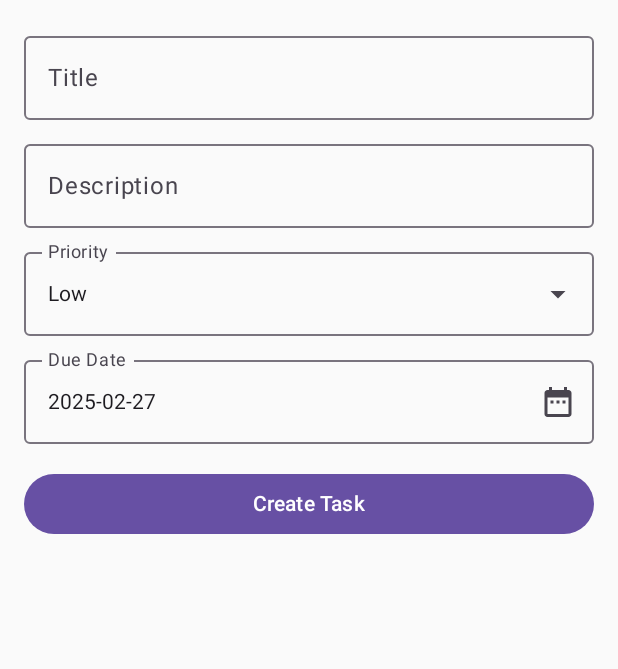
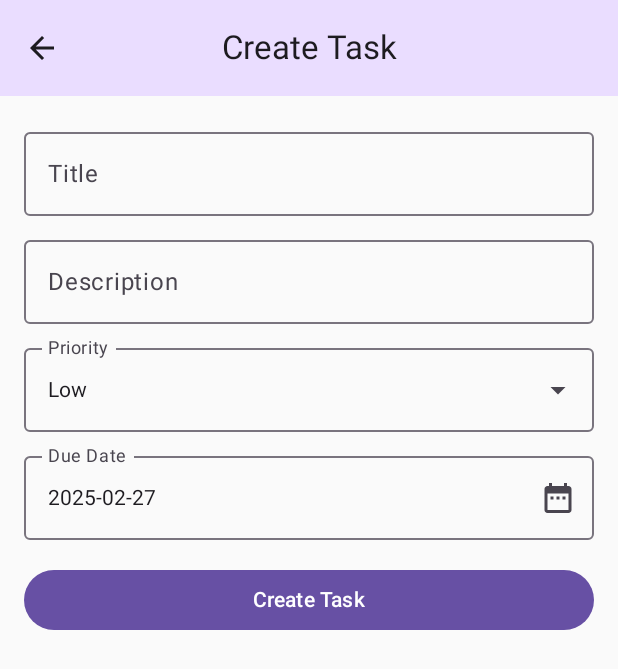
Before and after one commit to rulfox/taskmanager, an Android app built with Jetpack Compose: the TaskCreationScreen screen opened through its navigation route, on a phone screen of 412 x 824 dp. Shown: the top 669 px of the screen. Run offline under Robolectric (Android 15) with nearby library versions, the phone set to English and light mode, and no system bars; our stand-ins replace Dagger/Hilt's generated code, Timber.

```diff
--- a/app/src/main/java/com/aswin/taskmanager/MainActivity.kt
+++ b/app/src/main/java/com/aswin/taskmanager/MainActivity.kt
@@ -34,7 +34,7 @@ class MainActivity : ComponentActivity() {
                     })
                 }
                 composable<Screen.TaskCreationScreen> {
-                    TaskCreationScreen(onTaskCreated = {
+                    TaskCreationScreen(onBackPressed = {
                         navController.navigateUp()
                     })
                 }
--- a/app/src/main/java/com/aswin/taskmanager/feature/create/data/model/TaskCreationIntent.kt
+++ b/app/src/main/java/com/aswin/taskmanager/feature/create/data/model/TaskCreationIntent.kt
@@ -9,4 +9,5 @@ sealed class TaskCreationIntent {
     data class PriorityChanged(val newPriority: PriorityState) : TaskCreationIntent()
     data object CreateTask : TaskCreationIntent()
     data class ToggleDatePicker(val showDatePicker: Boolean): TaskCreationIntent()
+    data object OnBackPressed: TaskCreationIntent()
 }
--- a/app/src/main/java/com/aswin/taskmanager/feature/create/data/model/TaskCreationUiEvent.kt
+++ b/app/src/main/java/com/aswin/taskmanager/feature/create/data/model/TaskCreationUiEvent.kt
@@ -6,4 +6,5 @@ package com.aswin.taskmanager.feature.create.data.model
 sealed class TaskCreationUiEvent {
     data class TaskCreated(val message: String) : TaskCreationUiEvent()
     data class ShowError(val message: String) : TaskCreationUiEvent()
+    data object OnBackPressed: TaskCreationUiEvent()
 }
--- /dev/null
+++ b/app/src/main/java/com/aswin/taskmanager/feature/create/presentation/CreateTaskComposable.kt
@@ -0,0 +1,68 @@
+package com.aswin.taskmanager.feature.create.presentation
+
+import androidx.compose.foundation.clickable
+import androidx.compose.foundation.layout.Row
+import androidx.compose.foundation.layout.fillMaxWidth
+import androidx.compose.material.icons.Icons
+import androidx.compose.material.icons.automirrored.filled.ArrowBack
+import androidx.compose.material.icons.filled.MoreVert
+import androidx.compose.material3.ExperimentalMaterial3Api
+import androidx.compose.material3.Icon
+import androidx.compose.material3.IconButton
+import androidx.compose.material3.MaterialTheme
+import androidx.compose.material3.Text
+import androidx.compose.material3.TopAppBar
+import androidx.compose.material3.TopAppBarDefaults
+import androidx.compose.runtime.Composable
+import androidx.compose.runtime.getValue
+import androidx.compose.runtime.mutableStateOf
+import androidx.compose.runtime.remember
+import androidx.compose.runtime.setValue
+import androidx.compose.ui.Alignment
+import androidx.compose.ui.Modifier
+import androidx.compose.ui.draw.alpha
+import androidx.compose.ui.res.stringResource
+import androidx.compose.ui.text.style.TextAlign
+import com.aswin.taskmanager.R
+
+@OptIn(ExperimentalMaterial3Api::class)
+@Composable
+fun CreateTaskAppbar(onBackPressed: () -> Unit) {
+    var expanded by remember { mutableStateOf(false) }
+    TopAppBar(
+        title = {
+            Row (
+                verticalAlignment = Alignment.CenterVertically
+            ){
+                Text(
+                    modifier = Modifier.fillMaxWidth().weight(1f).clickable {
+                        onBackPressed()
+                    },
+                    text = stringResource(R.string.create_task),
+                    textAlign = TextAlign.Center
+                )
+            }
+        },
+        navigationIcon = {
+            IconButton(onClick = {
+                onBackPressed()
+            }) {
+                Icon(
+                    imageVector = Icons.AutoMirrored.Filled.ArrowBack,
+                    contentDescription = "Back"
+                )
+            }
+        },
+        actions = {
+            IconButton(
+                modifier = Modifier.alpha(0f),
+                onClick = {
+                    expanded = true
+                }
+            ) {
+                Icon(Icons.Default.MoreVert, contentDescription = "Open Menu")
+            }
+        },
+        colors = TopAppBarDefaults.topAppBarColors(MaterialTheme.colorScheme.primaryContainer),
+    )
+}
--- a/app/src/main/java/com/aswin/taskmanager/feature/create/presentation/TaskCreationCallback.kt
+++ b/app/src/main/java/com/aswin/taskmanager/feature/create/presentation/TaskCreationCallback.kt
@@ -9,5 +9,6 @@ data class TaskCreationCallback (
     val onPriorityChanged: (PriorityState) -> Unit = {},
     val onDateChanged: (LocalDate) -> Unit = {},
     val onCreateTask: () -> Unit = {},
-    val onToggleDatePicker: (Boolean) -> Unit = {}
+    val onToggleDatePicker: (Boolean) -> Unit = {},
+    val onBackPressed: () -> Unit = {}
 )
--- a/app/src/main/java/com/aswin/taskmanager/feature/create/presentation/TaskCreationScreen.kt
+++ b/app/src/main/java/com/aswin/taskmanager/feature/create/presentation/TaskCreationScreen.kt
@@ -51,7 +51,7 @@ import com.aswin.taskmanager.feature.create.data.model.TaskCreationUiEvent
 import kotlinx.datetime.LocalDate
 
 @Composable
-fun TaskCreationScreen(viewModel: TaskCreationViewModel = hiltViewModel(), onTaskCreated: () -> Unit) {
+fun TaskCreationScreen(viewModel: TaskCreationViewModel = hiltViewModel(), onBackPressed: () -> Unit) {
     val state by viewModel.state.collectAsState()
     val context = LocalContext.current
 
@@ -63,19 +63,22 @@ fun TaskCreationScreen(viewModel: TaskCreationViewModel = hiltViewModel(), onTas
                 }
                 is TaskCreationUiEvent.TaskCreated -> {
                     context.showShortToast(message = event.message)
-                    onTaskCreated()
+                    onBackPressed()
+                }
+                TaskCreationUiEvent.OnBackPressed -> {
+                    onBackPressed()
                 }
             }
         }
     }
-
     val taskCreationCallback = TaskCreationCallback(
         onTitleChanged = { viewModel.processIntent(TaskCreationIntent.TitleChanged(it)) },
         onDescriptionChanged = { viewModel.processIntent(TaskCreationIntent.DescriptionChanged(it)) },
         onPriorityChanged = { viewModel.processIntent(TaskCreationIntent.PriorityChanged(it)) },
         onDateChanged = { viewModel.processIntent(TaskCreationIntent.DueDateChanged(it)) },
         onCreateTask = { viewModel.processIntent(TaskCreationIntent.CreateTask) },
-        onToggleDatePicker = { viewModel.processIntent(TaskCreationIntent.ToggleDatePicker(it)) }
+        onToggleDatePicker = { viewModel.processIntent(TaskCreationIntent.ToggleDatePicker(it)) },
+        onBackPressed = { viewModel.processIntent(TaskCreationIntent.OnBackPressed) }
     )
 
     if(isPortrait()){
@@ -101,9 +104,13 @@ fun TaskCreationContentPortrait(
 ) {
     val scrollState = rememberScrollState()
     val focusManager = LocalFocusManager.current
+    Column(modifier = Modifier.fillMaxWidth()) {
+        CreateTaskAppbar(onBackPressed = {
+            taskCreationCallback.onBackPressed()
+        })
         Column(
             modifier = Modifier
-            .fillMaxSize()
+                .fillMaxSize().weight(1f)
                 .padding(16.dp)
                 .verticalScroll(scrollState),
             horizontalAlignment = Alignment.CenterHorizontally
@@ -217,6 +224,7 @@ fun TaskCreationContentPortrait(
             }
         }
     }
+}
 
 @Preview(showBackground = true, name = "Light Mode")
 @Composable
--- a/app/src/main/java/com/aswin/taskmanager/feature/create/presentation/TaskCreationViewModel.kt
+++ b/app/src/main/java/com/aswin/taskmanager/feature/create/presentation/TaskCreationViewModel.kt
@@ -60,6 +60,11 @@ class TaskCreationViewModel @Inject constructor(
             is TaskCreationIntent.ToggleDatePicker -> {
                 _state.value = _state.value.copy(showDatePicker = taskCreationIntent.showDatePicker)
             }
+            TaskCreationIntent.OnBackPressed -> {
+                viewModelScope.launch {
+                    _event.emit(TaskCreationUiEvent.OnBackPressed)
+                }
+            }
         }
     }
 }
```
Lines whose indentation alone changed are shown as unchanged.
